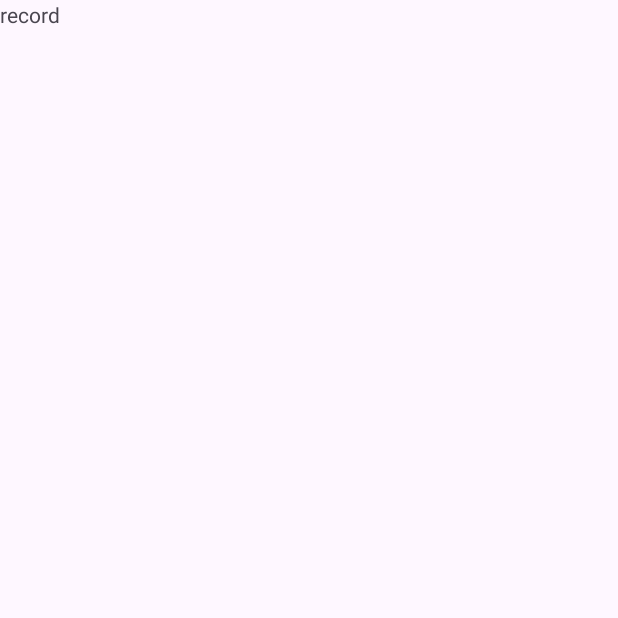
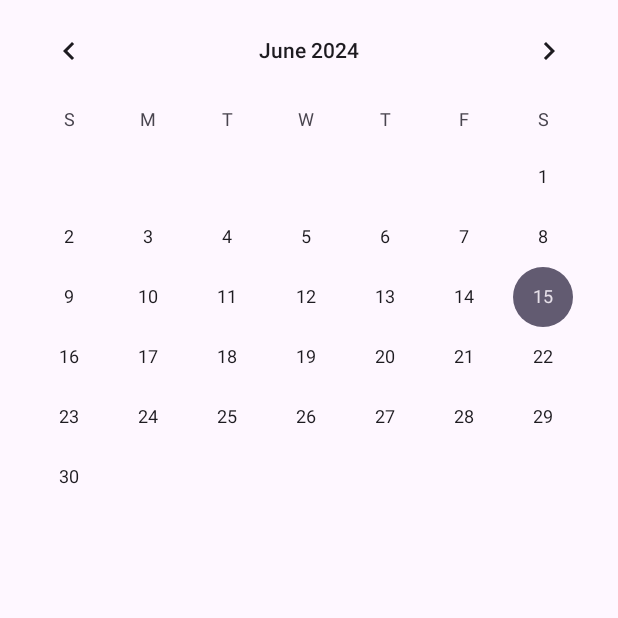
Before and after one commit to Jminu/GymHelper, an Android app: the RecordActivity screen opened directly, with no data from a screen before it, on a phone screen of 412 x 824 dp, the top half of it. Before the commit the part shown is almost empty. Run offline under Robolectric (Android 15) with nearby library versions, the phone set to English and light mode, and no system bars.

Commit message:
달력에 운동한 정보 보이게 구현

```diff
--- a/app/src/main/res/layout/record_layout.xml
+++ b/app/src/main/res/layout/record_layout.xml
@@ -4,9 +4,16 @@
     android:layout_width="match_parent"
     android:layout_height="match_parent">
 
+    <CalendarView
+        android:layout_width="match_parent"
+        android:layout_height="wrap_content"
+        android:layout_gravity="center_horizontal"
+        android:id="@+id/calendarView"/>
+
     <TextView
-        android:layout_width="wrap_content"
+        android:layout_width="match_parent"
         android:layout_height="wrap_content"
-        android:text="record"/>
+        android:layout_marginTop="16dp"
+        android:id="@+id/recordTextView" />
 
 </LinearLayout>
```
Also changed, not shown: app/src/main/java/com/example/gymhelper/RecordActivity.java (+68 -0 lines).
